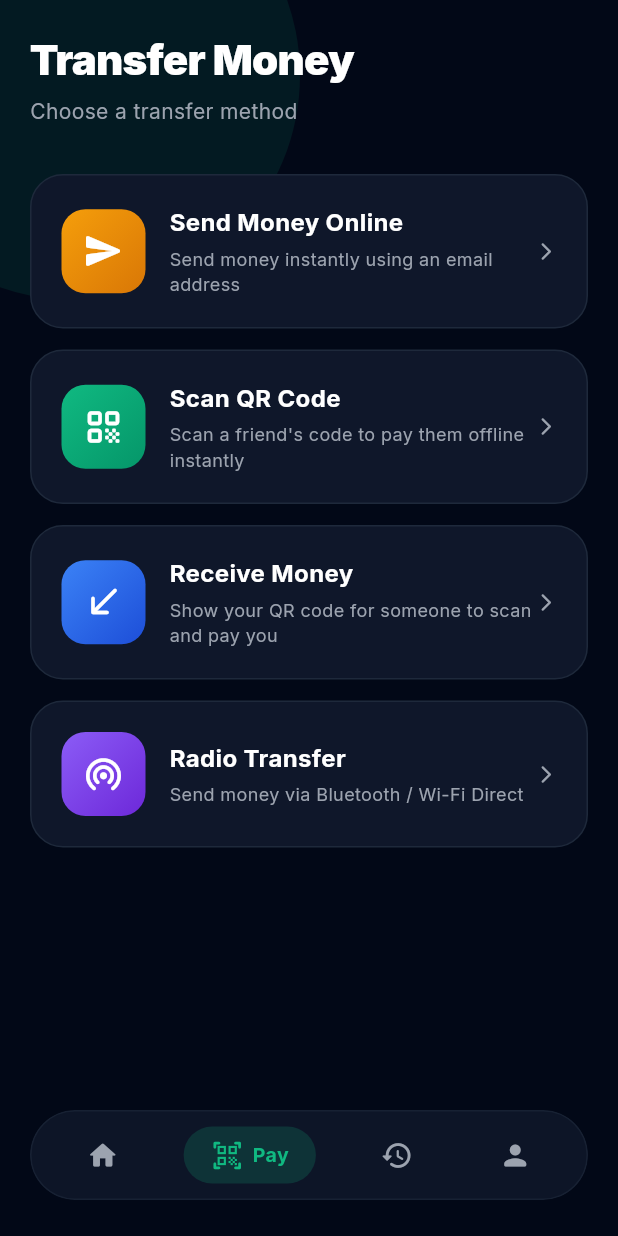
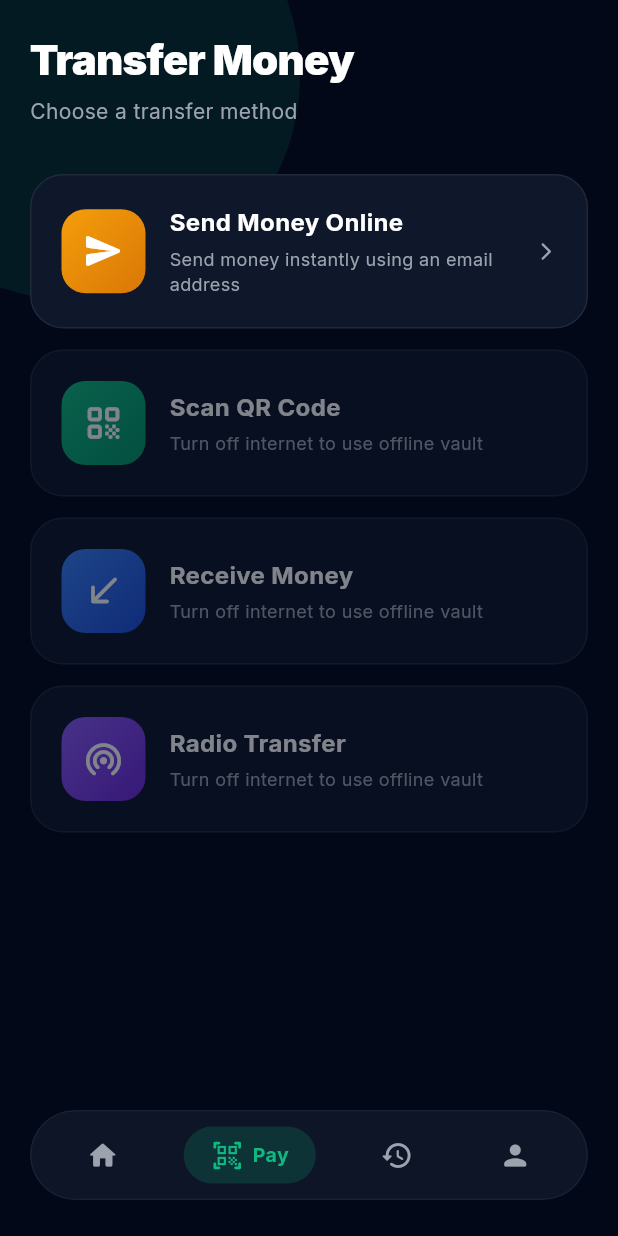
Before and after one commit to Harshkumar2306/Harsh-Pay-App, a Flutter app: the HomeScreen screen opened by its route, item 2 of the bottom bar chosen, on a phone screen of 412 x 824 dp. Run offline on Flutter 3.47's test engine with Material 3 defaults, Android fonts, the phone set to English and light mode, and no system bars; drawn by our look-alikes of flutter_animate; our stand-ins replace connectivity_plus, dio, flutter_local_notifications, go_router, google_fonts, hive and 2 more; missing offline and left inert: mobile_scanner, nearby_connections; accounts and stored records are empty.

Commit message:
feat: mutual exclusivity for online and offline pay features

```diff
--- a/lib/features/home/presentation/home_screen.dart
+++ b/lib/features/home/presentation/home_screen.dart
@@ -798,26 +798,34 @@ class _PaymentsHubState extends State<_PaymentsHub> {
             _MethodCard(
               icon: Icons.qr_code_rounded,
               title: 'Scan QR Code',
-              subtitle: 'Scan a friend\'s code to pay them offline instantly',
+              subtitle: _isOnline ? 'Turn off internet to use offline vault' : 'Scan a friend\'s code to pay them offline instantly',
               gradient: [const Color(0xFF10B981), const Color(0xFF059669)],
-              onTap: () => context.push('/scan-qr'),
+              isDisabled: _isOnline,
+              onTap: () {
+                if (!_isOnline) context.push('/scan-qr');
+              },
             ).animate().fadeIn(delay: 150.ms).slideY(begin: 0.1),
             const SizedBox(height: 14),
             _MethodCard(
               icon: Icons.call_received_rounded,
               title: 'Receive Money',
-              subtitle: 'Show your QR code for someone to scan and pay you',
+              subtitle: _isOnline ? 'Turn off internet to use offline vault' : 'Show your QR code for someone to scan and pay you',
               gradient: [const Color(0xFF3B82F6), const Color(0xFF1D4ED8)],
-              onTap: () => context.push('/receive-money'),
+              isDisabled: _isOnline,
+              onTap: () {
+                if (!_isOnline) context.push('/receive-money');
+              },
             ).animate().fadeIn(delay: 250.ms).slideY(begin: 0.1),
             const SizedBox(height: 14),
             _MethodCard(
               icon: Icons.wifi_tethering_rounded,
               title: 'Radio Transfer',
-              subtitle: 'Send money via Bluetooth / Wi-Fi Direct',
+              subtitle: _isOnline ? 'Turn off internet to use offline vault' : 'Send money via Bluetooth / Wi-Fi Direct',
               gradient: [const Color(0xFF8B5CF6), const Color(0xFF6D28D9)],
-              isDisabled: false, // Make it always available now that it's implemented
-              onTap: () => context.push('/radio'),
+              isDisabled: _isOnline,
+              onTap: () {
+                if (!_isOnline) context.push('/radio');
+              },
             ).animate().fadeIn(delay: 350.ms).slideY(begin: 0.1),
           ],
         ),
```
